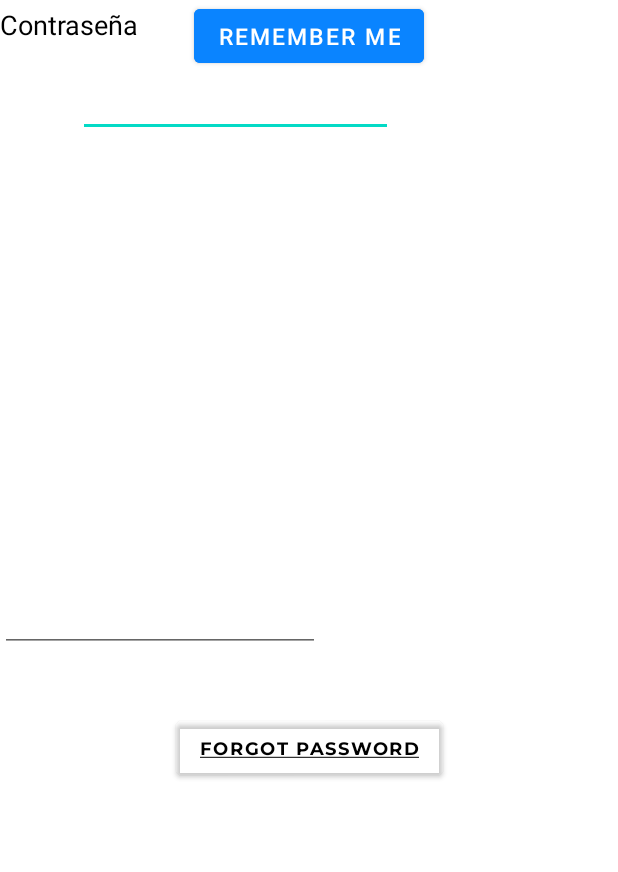
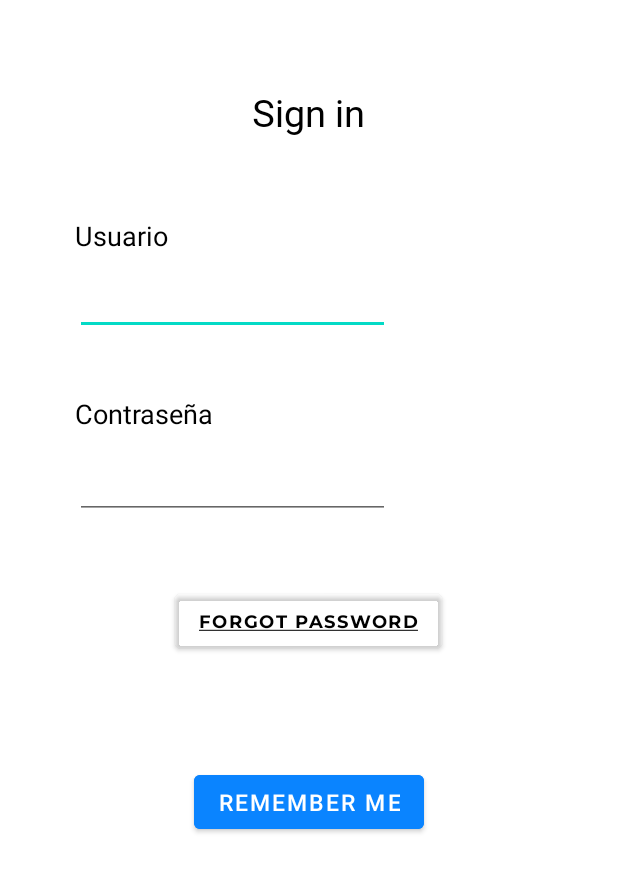
Before and after one commit to AleksandraJ22/PracticaInterficies, an Android app: the layout iniciar_sesion.xml on its own in the app's theme, with its tools: preview values and no code run, on a phone screen of 412 x 824 dp. Shown: the top 872 px of the screen. Run offline under Robolectric (Android 15) with nearby library versions, the phone set to English and light mode, and no system bars.

Commit message:
mas cambios iniciar sesion

```diff
--- a/comicFun/app/src/main/res/layout/iniciar_sesion.xml
+++ b/comicFun/app/src/main/res/layout/iniciar_sesion.xml
@@ -4,45 +4,51 @@
     xmlns:tools="http://schemas.android.com/tools"
     android:layout_width="match_parent"
     android:layout_height="match_parent"
-    android:background="@color/white">
+    android:background="@color/white"
+    android:padding="@dimen/margen_pantalla_principal">
 
 
     <TextView
         android:id="@+id/textView2"
         android:layout_width="124dp"
         android:layout_height="50dp"
+
         android:gravity="center"
         android:text="@string/sign_in"
+android:fontFamily="@font/robotoslabsemibold"
         android:textColor="@color/black"
-
         android:textSize="25dp"
         app:layout_constraintEnd_toEndOf="parent"
         app:layout_constraintHorizontal_bias="0.498"
         app:layout_constraintStart_toStartOf="parent"
-        tools:layout_editor_absoluteY="79dp"
+        app:layout_constraintTop_toTopOf="parent"
         tools:ignore="MissingConstraints" />
 
     <TextView
         android:id="@+id/textView3"
         android:layout_width="99dp"
         android:layout_height="26dp"
+        android:layout_marginTop="44dp"
         android:gravity="center|start"
         android:text="@string/Usuario"
+        android:textColor="@color/black"
         android:textSize="18dp"
-        android:textColor="@color/black"
-        tools:ignore="MissingConstraints"
-        tools:layout_editor_absoluteX="52dp"
-        tools:layout_editor_absoluteY="168dp" />
+        app:layout_constraintEnd_toEndOf="parent"
+        app:layout_constraintHorizontal_bias="0.0"
+        app:layout_constraintStart_toStartOf="parent"
+        app:layout_constraintTop_toBottomOf="@+id/textView2"
+        tools:ignore="MissingConstraints" />
 
     <EditText
+        android:id="@+id/editText"
         android:layout_width="210dp"
         android:layout_height="49dp"
-        android:layout_marginTop="16dp"
+        android:layout_marginTop="4dp"
         android:orientation="horizontal"
+        android:textColor="@color/black"
         android:textSize="18dp"
-        android:textColor="@color/black"
         app:layout_constraintEnd_toEndOf="parent"
-        app:layout_constraintHorizontal_bias="0.258"
+        app:layout_constraintHorizontal_bias="0.0"
         app:layout_constraintStart_toStartOf="parent"
         app:layout_constraintTop_toBottomOf="@+id/textView3" />
 
@@ -50,36 +56,44 @@
         android:id="@+id/textView5"
         android:layout_width="107dp"
         android:layout_height="33dp"
+        android:layout_marginTop="36dp"
         android:gravity="center|start"
         android:text="@string/contraseña"
+        android:textColor="@color/black"
+
         android:textSize="18dp"
-        android:textColor="@color/black"
-        tools:ignore="MissingConstraints"
-        tools:layout_editor_absoluteX="52dp"
-        tools:layout_editor_absoluteY="295dp" />
+        app:layout_constraintEnd_toEndOf="parent"
+        app:layout_constraintHorizontal_bias="0.0"
+        app:layout_constraintStart_toStartOf="parent"
+        app:layout_constraintTop_toBottomOf="@+id/editText"
+        tools:ignore="MissingConstraints" />
 
     <EditText
         android:id="@+id/editTextTextPassword"
-        android:layout_width="wrap_content"
-        android:layout_height="wrap_content"
+
+        android:layout_width="210dp"
+        android:layout_height="49dp"
+        android:layout_marginTop="4dp"
         android:ems="10"
         android:inputType="textPassword"
+        android:textColor="@color/black"
         android:textSize="18dp"
-        android:textColor="@color/black"
-        app:layout_constraintBottom_toBottomOf="parent"
-        app:layout_constraintTop_toTopOf="parent"
-        tools:ignore="MissingConstraints"
-        tools:layout_editor_absoluteX="48dp" />
+        app:layout_constraintEnd_toEndOf="parent"
+        app:layout_constraintHorizontal_bias="0.0"
+        app:layout_constraintStart_toStartOf="parent"
+        app:layout_constraintTop_toBottomOf="@+id/textView5"
+        tools:ignore="MissingConstraints" />
 
     <Button
         android:id="@+id/forgot_pass"
         style="@style/boton_texto_subrayado"
-        android:layout_marginTop="40dp"
+
+        android:layout_marginTop="44dp"
 
         android:text="@string/olvidado_contraseña"
-
         android:textSize="12dp"
         app:layout_constraintEnd_toEndOf="parent"
+        app:layout_constraintHorizontal_bias="0.497"
         app:layout_constraintStart_toStartOf="parent"
         app:layout_constraintTop_toBottomOf="@+id/editTextTextPassword" />
 
@@ -90,9 +104,12 @@
 
         android:text="@string/rememberMe"
         app:cornerRadius="20dp"
+        app:layout_constraintBottom_toBottomOf="parent"
         app:layout_constraintEnd_toEndOf="parent"
+        app:layout_constraintHorizontal_bias="0.498"
         app:layout_constraintStart_toStartOf="parent"
-        tools:ignore="MissingConstraints"
-        tools:layout_editor_absoluteY="515dp" />
+        app:layout_constraintTop_toBottomOf="@+id/forgot_pass"
+        app:layout_constraintVertical_bias="0.253"
+        tools:ignore="MissingConstraints" />
 
 </androidx.constraintlayout.widget.ConstraintLayout>
```
